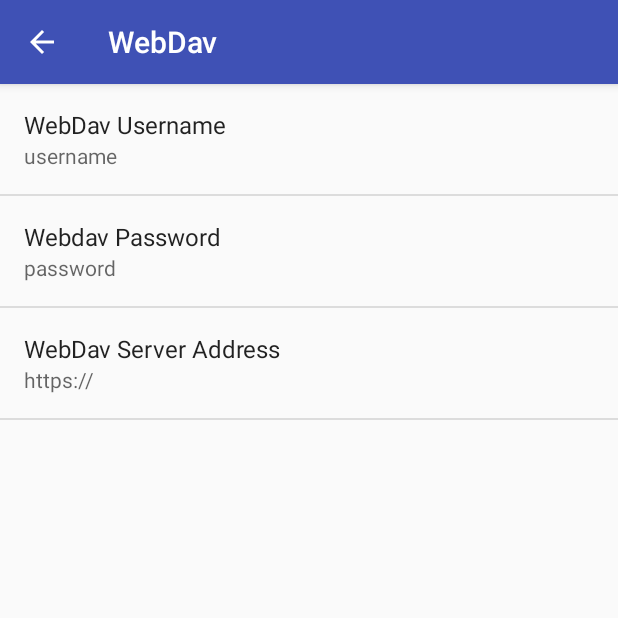
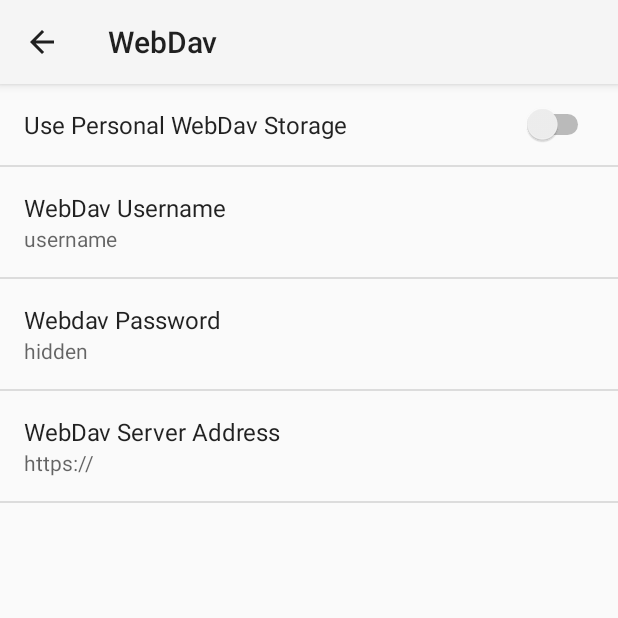
Before and after one commit to ARF1/ZotDroid, an Android app: the SettingsActivity screen opened directly, with no data from a screen before it, after a tap on "WebDav", on a phone screen of 412 x 824 dp, the top half of it. Run offline under Robolectric (Android 15) with nearby library versions, the phone set to English and light mode, and no system bars.

```diff
--- a/app/src/main/java/uk/co/section9/zotdroid/MainActivity.java
+++ b/app/src/main/java/uk/co/section9/zotdroid/MainActivity.java
@@ -337,7 +337,7 @@ ZotDroidOps.ZotDroidCaller {
         filterList("");
     }
 
-    /**
+    /**\
      * Check a record to see if anything matches the search term.
      * @param record
      * @param searchterm
--- a/app/src/main/java/uk/co/section9/zotdroid/SettingsActivity.java
+++ b/app/src/main/java/uk/co/section9/zotdroid/SettingsActivity.java
@@ -212,7 +212,10 @@ public class SettingsActivity extends AppCompatPreferenceActivity {
             // guidelines.
             bindPreferenceSummaryToValue(findPreference("settings_webdav_address"));
             bindPreferenceSummaryToValue(findPreference("settings_webdav_username"));
-            bindPreferenceSummaryToValue(findPreference("settings_webdav_password"));
+            //bindPreferenceSummaryToValue(findPreference("settings_webdav_password"));
+
+            Preference settings_webdav_password = findPreference("settings_webdav_password");
+            settings_webdav_password.setSummary("hidden");
         }
 
         @Override
--- a/app/src/main/java/uk/co/section9/zotdroid/data/task/ZoteroTask.java
+++ b/app/src/main/java/uk/co/section9/zotdroid/data/task/ZoteroTask.java
@@ -24,7 +24,7 @@ import uk.co.section9.zotdroid.ZoteroBroker;
 
 public abstract class ZoteroTask extends AsyncTask<String,Integer,String> {
 
-    protected String BASE_URL = "https://api.zotero.org";
+    protected String BASE_URL = "https://api.zotero.org"; // TODO - another duplication?
 
     public abstract void startZoteroTask();
 
--- a/app/src/main/res/layout/fragment_downloading.xml
+++ b/app/src/main/res/layout/fragment_downloading.xml
@@ -19,7 +19,7 @@
             android:layout_height="wrap_content"
             android:id="@+id/textViewDownloading"
             android:textSize="24sp"
-            android:textColor="@color/colorPrimaryDark" />
+            android:textColor="@color/colorLight" />
 
         <ProgressBar
             style="@style/Widget.AppCompat.ProgressBar.Horizontal"
--- a/app/src/main/res/values/styles.xml
+++ b/app/src/main/res/values/styles.xml
@@ -1,21 +1,18 @@
 <resources>
 
     <!-- Base application theme. -->
-    <style name="AppTheme" parent="Theme.AppCompat.Light.DarkActionBar">
+    <style name="AppTheme" parent="Theme.AppCompat.Light">
         <!-- Customize your theme here. -->
-        <item name="colorPrimary">@color/colorPrimary</item>
+        <!--<item name="colorPrimary">@color/colorPrimary</item>
         <item name="colorPrimaryDark">@color/colorPrimaryDark</item>
-        <item name="colorAccent">@color/colorAccent</item>
+        <item name="colorAccent">@color/colorAccent</item>-->
     </style>
 
     <style name="AppTheme.NoActionBar">
         <item name="windowActionBar">false</item>
-        <item name="windowNoTitle">true</item>
+        <!--<item name="windowNoTitle">true</item>-->
     </style>
 
-    <style name="AppTheme.AppBarOverlay" parent="ThemeOverlay.AppCompat.Dark.ActionBar" />
-
-    <style name="AppTheme.PopupOverlay" parent="ThemeOverlay.AppCompat.Light" />
 
     <style name="GenericProgressBackground" parent="android:Theme">
         <item name="android:layout_width">fill_parent</item>
--- a/app/src/main/res/xml/pref_general.xml
+++ b/app/src/main/res/xml/pref_general.xml
@@ -23,4 +23,14 @@
         android:singleLine="true"
         android:title="User Secret"
         android:key="settings_user_secret" />
+    <EditTextPreference
+        android:selectAllOnFocus="true"
+        android:singleLine="true"
+        android:title="Downloads Location"
+        android:key="settings_download_location" />
+    <EditTextPreference
+        android:selectAllOnFocus="true"
+        android:singleLine="true"
+        android:title="Database Location"
+        android:key="settings_db_location" />
 </PreferenceScreen>
--- a/app/src/main/res/xml/pref_webdav.xml
+++ b/app/src/main/res/xml/pref_webdav.xml
@@ -1,4 +1,8 @@
 <PreferenceScreen xmlns:android="http://schemas.android.com/apk/res/android">
+    <SwitchPreference
+        android:defaultValue="false"
+        android:key="settings_use_webdav_storage"
+        android:title="Use Personal WebDav Storage" />
     <EditTextPreference
         android:defaultValue="username"
         android:selectAllOnFocus="true"
@@ -8,10 +12,10 @@
         android:selectable="true" />
     <EditTextPreference
         android:defaultValue="password"
+        android:inputType="textPassword"
+        android:key="settings_webdav_password"
         android:singleLine="true"
-        android:title="Webdav Password"
-        android:key="settings_webdav_password"
-        android:inputType="textPassword|textWebPassword" />
+        android:title="Webdav Password" />
     <EditTextPreference
         android:defaultValue="https://"
         android:selectAllOnFocus="true"
```
Also changed, not shown: app/build.gradle (+13 -12 lines), app/src/main/java/uk/co/section9/zotdroid/ZotDroidOps.java (+51 -21 lines), app/src/main/java/uk/co/section9/zotdroid/ZoteroBroker.java (+0 -22 lines), app/src/main/java/uk/co/section9/zotdroid/ZoteroDownload.java (renamed from app/src/main/java/uk/co/section9/zotdroid/ZoteroWebDav.java, +159 -27 lines), 1 other file.
